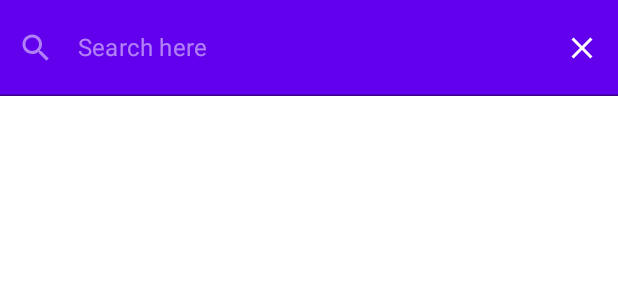
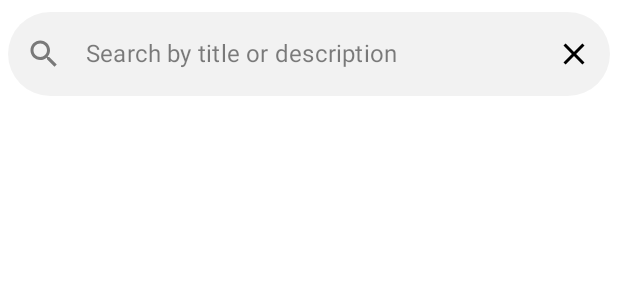
Before and after one commit to RahilRK/JetPackCompose_Material2_Demo, an Android app built with Jetpack Compose: the @Preview function SearchAppBarPreview, on a phone screen of 412 x 824 dp. Shown: the top 300 px of the screen. Run offline under Robolectric (Android 15) with nearby library versions, the phone set to English and light mode, and no system bars.

Commit message:
Fixed issue of add note not scrolling

```diff
--- a/app/src/main/java/com/example/jetpackcompose_material2_demo/data/local/NoteDao.kt
+++ b/app/src/main/java/com/example/jetpackcompose_material2_demo/data/local/NoteDao.kt
@@ -7,7 +7,7 @@ import kotlinx.coroutines.flow.Flow
 @Dao
 interface NoteDao {
 
-    @Query("select * from notes")
+    @Query("select * from notes ORDER BY isImp DESC")
     fun getAllNotes(): Flow<List<NoteModel>>
 
     @Insert(onConflict = OnConflictStrategy.REPLACE)
--- a/app/src/main/java/com/example/jetpackcompose_material2_demo/ui/add_note/AddNoteScreen.kt
+++ b/app/src/main/java/com/example/jetpackcompose_material2_demo/ui/add_note/AddNoteScreen.kt
@@ -7,7 +7,9 @@ import androidx.compose.foundation.layout.fillMaxSize
 import androidx.compose.foundation.layout.fillMaxWidth
 import androidx.compose.foundation.layout.height
 import androidx.compose.foundation.layout.padding
+import androidx.compose.foundation.rememberScrollState
 import androidx.compose.foundation.text.KeyboardOptions
+import androidx.compose.foundation.verticalScroll
 import androidx.compose.material.OutlinedTextField
 import androidx.compose.material.Text
 import androidx.compose.runtime.Composable
@@ -49,7 +51,9 @@ fun AddNoteScreen(navController: NavHostController = rememberNavController()) {
     val viewModel: AddNoteViewModel = hiltViewModel()
     val context = LocalContext.current
 
-    Column(modifier = Modifier.fillMaxSize()) {
+    Column(modifier = Modifier
+        .fillMaxSize()
+        .verticalScroll(state = rememberScrollState())) {
 
         AppBarC(
             title = "Add Note",
--- a/app/src/main/java/com/example/jetpackcompose_material2_demo/ui/add_note/component/AppBarC.kt
+++ b/app/src/main/java/com/example/jetpackcompose_material2_demo/ui/add_note/component/AppBarC.kt
@@ -40,9 +40,9 @@ fun AppBarC(
                 Icon(
                     imageVector = Icons.Filled.Done,
                     contentDescription = "",
-                    tint = Color.White
+                    tint = Color.Black
                 )
             }
         }
-    })
+    }, backgroundColor = Color.White)
 }
--- a/app/src/main/java/com/example/jetpackcompose_material2_demo/ui/home/HomeScreen.kt
+++ b/app/src/main/java/com/example/jetpackcompose_material2_demo/ui/home/HomeScreen.kt
@@ -33,6 +33,7 @@ fun HomeScreen(navController: NavHostController) {
                 searchText = searchTextState,
                 onTextChange = {
                     viewModel.updateSearchTextState(newValue = it)
+                    Log.d("Home", "onTextChange: $it")
                 },
                 onCloseClick = {
                     viewModel.updateSearchTextState(newValue = "")
@@ -40,7 +41,7 @@ fun HomeScreen(navController: NavHostController) {
                 },
                 onSearchClick = {
 
-                    Log.d("TAG", "SearchViewScreenC: $it")
+                    Log.d("Home", "onSearchClick: $it")
                 },
                 onSearchTriggered = {
                     viewModel.updateSearchViewState(newValue = SearchViewState.OPENED)
--- a/app/src/main/java/com/example/jetpackcompose_material2_demo/ui/home/HomeViewModel.kt
+++ b/app/src/main/java/com/example/jetpackcompose_material2_demo/ui/home/HomeViewModel.kt
@@ -64,5 +64,8 @@ class HomeViewModel @Inject constructor(
     }
     fun updateSearchTextState(newValue: String) {
         _searchTextState.value = newValue
+        if(newValue.isNotEmpty()) {
+            getAllNotes()
+        }
     }
 }
--- a/app/src/main/java/com/example/jetpackcompose_material2_demo/ui/home/searchView/SearchView.kt
+++ b/app/src/main/java/com/example/jetpackcompose_material2_demo/ui/home/searchView/SearchView.kt
@@ -2,6 +2,8 @@ package com.example.jetpackcompose_material2_demo.ui.home.searchView
 
 import androidx.compose.foundation.layout.fillMaxWidth
 import androidx.compose.foundation.layout.height
+import androidx.compose.foundation.layout.padding
+import androidx.compose.foundation.shape.RoundedCornerShape
 import androidx.compose.foundation.text.KeyboardActions
 import androidx.compose.foundation.text.KeyboardOptions
 import androidx.compose.material.Icon
@@ -47,7 +49,7 @@ fun MainAppBar(
 @Composable
 fun DefaultAppBar(onSearchClicked: () -> Unit) {
     TopAppBar(title = {
-        Text(text = "Home", color = Color.White)
+        Text(text = "Home")
     }, actions = {
         IconButton(onClick = {
             onSearchClicked()
@@ -55,10 +57,9 @@ fun DefaultAppBar(onSearchClicked: () -> Unit) {
             Icon(
                 imageVector = Icons.Filled.Search,
                 contentDescription = "Search Icon",
-                tint = Color.White
             )
         }
-    }, contentColor = MaterialTheme.colors.primary)
+    }, contentColor = Color.Black, backgroundColor = Color.White)
 }
 
 @Preview
@@ -80,18 +81,21 @@ fun SearchAppBar(
         modifier = Modifier
             .fillMaxWidth()
             .height(64.dp),
-        color = MaterialTheme.colors.primary,
+        color = Color.White,
     ) {
         TextField(
-            modifier = Modifier.fillMaxWidth(),
+            modifier = Modifier.fillMaxWidth().padding(top = 8.dp, start = 5.dp, end = 5.dp),
             value = text,
             onValueChange = { onTextChange(it) },
             placeholder = {
-                Text(text = "Search here", color = Color.White.copy(alpha = 0.5f))
+                Text(
+                    text = "Search by title or description",
+                    color = Color.Black.copy(alpha = 0.5f)
+                )
             },
             textStyle = TextStyle(
                 fontSize = MaterialTheme.typography.body1.fontSize,
-                color = Color.White
+                color = Color.Black
             ),
             singleLine = true,
             leadingIcon = {
@@ -99,7 +103,7 @@ fun SearchAppBar(
                     Icon(
                         imageVector = Icons.Filled.Search,
                         contentDescription = "",
-                        tint = Color.White.copy(alpha = 0.5f)
+                        tint = Color.Black.copy(alpha = 0.5f)
                     )
                 }
             },
@@ -114,7 +118,7 @@ fun SearchAppBar(
                     Icon(
                         imageVector = Icons.Filled.Close,
                         contentDescription = "",
-                        tint = Color.White
+                        tint = Color.Black
                     )
                 }
             },
@@ -127,9 +131,16 @@ fun SearchAppBar(
                 }
             ),
             colors = TextFieldDefaults.textFieldColors(
-                backgroundColor = Color.Transparent,
-                cursorColor = Color.White.copy(alpha = 0.5f),
+                backgroundColor = Color.Black.copy(alpha = 0.05f),
+                cursorColor = Color.Black.copy(alpha = 0.5f),
+                focusedIndicatorColor = Color.Transparent,
+                unfocusedIndicatorColor = Color.Transparent,
+                disabledIndicatorColor = Color.Transparent,
+            ),
+            shape = RoundedCornerShape(
+                32.dp
             )
+
         )
     }
 }
--- a/app/src/main/java/com/example/jetpackcompose_material2_demo/ui/update_note/UpdateNoteScreen.kt
+++ b/app/src/main/java/com/example/jetpackcompose_material2_demo/ui/update_note/UpdateNoteScreen.kt
@@ -7,7 +7,9 @@ import androidx.compose.foundation.layout.fillMaxSize
 import androidx.compose.foundation.layout.fillMaxWidth
 import androidx.compose.foundation.layout.height
 import androidx.compose.foundation.layout.padding
+import androidx.compose.foundation.rememberScrollState
 import androidx.compose.foundation.text.KeyboardOptions
+import androidx.compose.foundation.verticalScroll
 import androidx.compose.material.OutlinedTextField
 import androidx.compose.material.Text
 import androidx.compose.runtime.Composable
@@ -56,7 +58,9 @@ fun UpdateNoteScreen(navController: NavHostController, id: String) {
 
             var getNoteModel by rememberSaveable { mutableStateOf(result.model) }
 
-            Column(modifier = Modifier.fillMaxSize()) {
+            Column(modifier = Modifier
+                .fillMaxSize()
+                .verticalScroll(state = rememberScrollState())) {
 
                 AppBarC(
                     title = "Update Note",
```
Also changed, not shown: app/src/main/java/com/example/jetpackcompose_material2_demo/ui/home/component/HomeScreenContent.kt (+11 -76 lines).
